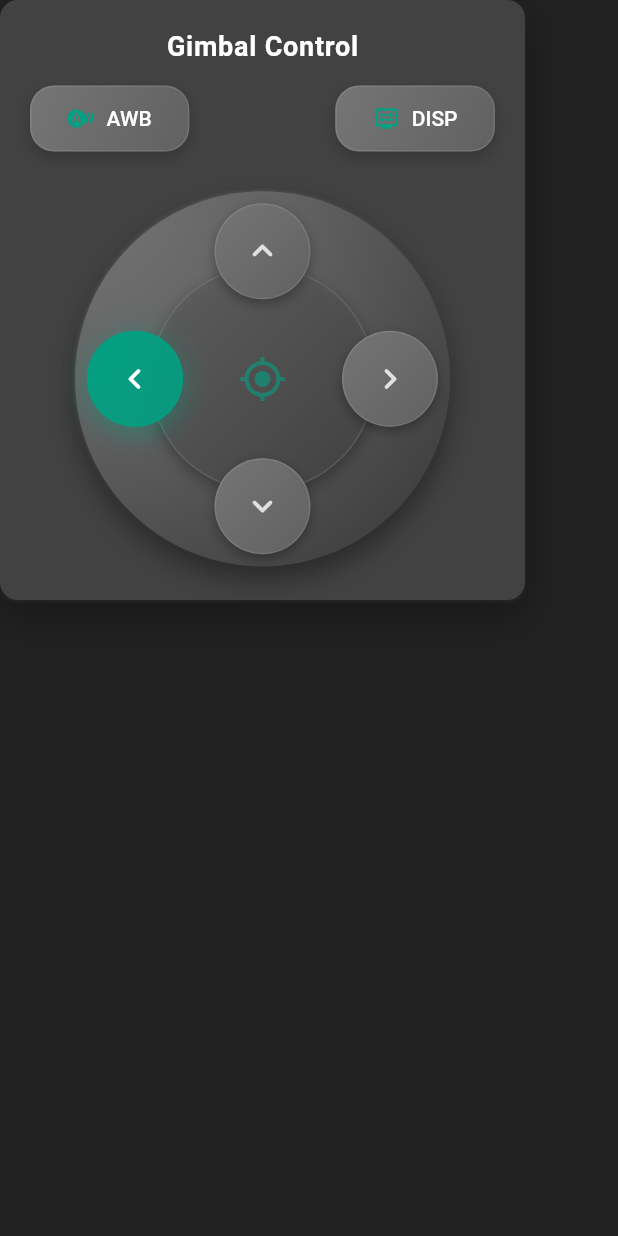
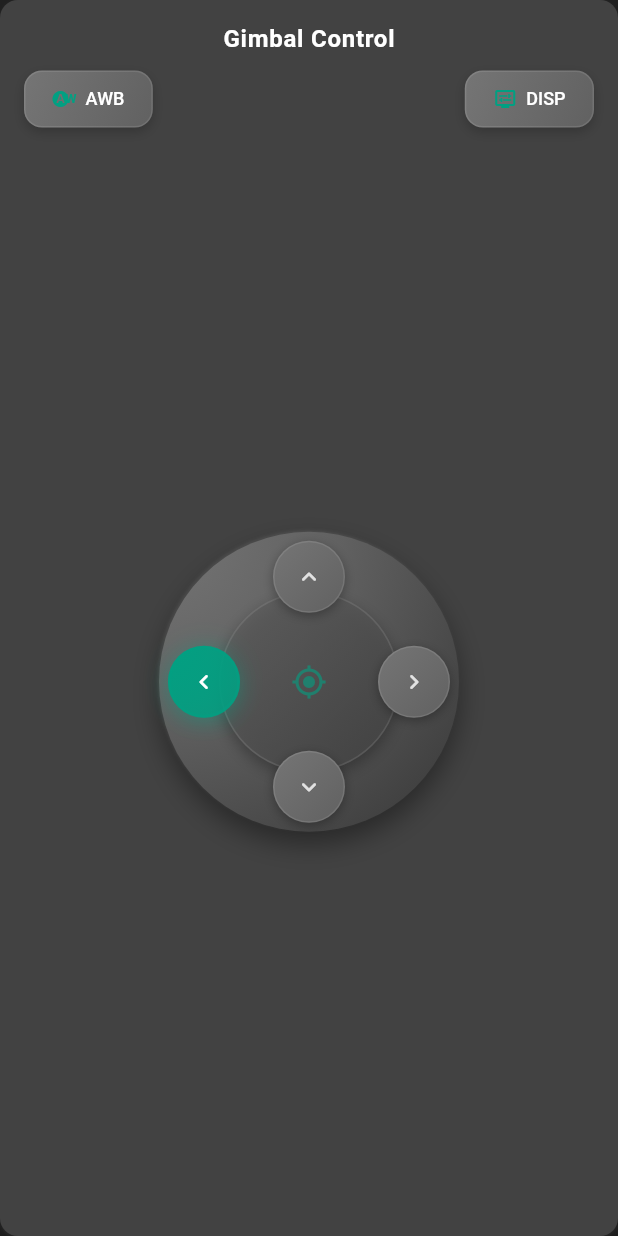
Before and after one commit to Khoa1512/GCS_RUSTECHS, a Flutter app: the ControlPanelWidget widget shown alone on an empty page, opened directly, on a phone screen of 412 x 824 dp. Run offline on Flutter 3.47's test engine with Material 3 defaults, Android fonts, the phone set to English and light mode, and no system bars; our stand-ins replace flutter_compass, flutter_easyloading, flutter_map, glass_kit, go_router, latlong2; Roboto replaces fonts that are missing (Merriweather).

Commit message:
Make control panels more compact and responsive

```diff
--- a/lib/presentation/widget/custom/control_panel_widget.dart
+++ b/lib/presentation/widget/custom/control_panel_widget.dart
@@ -37,8 +37,8 @@ class _ControlPanelWidgetState extends State<ControlPanelWidget>
 
   Widget _buildControlPanel() {
     return Container(
-      height: 400,
-      width: 350,
+      height: double.infinity,
+      width: double.infinity,
       decoration: BoxDecoration(
         borderRadius: BorderRadius.circular(12),
         color: Colors.grey.shade800,
@@ -56,21 +56,20 @@ class _ControlPanelWidgetState extends State<ControlPanelWidget>
         ],
       ),
       child: Padding(
-        padding: const EdgeInsets.all(20.0),
+        padding: const EdgeInsets.all(16.0), // Reduced from 20
         child: Column(
           children: [
-            // Header với title
+            // Header với title - more compact
             Text(
               'Gimbal Control',
               style: TextStyle(
                 color: Colors.white,
-                fontSize: 18,
+                fontSize: 16, // Reduced from 18
                 fontWeight: FontWeight.w600,
                 letterSpacing: 0.5,
               ),
             ),
-            SizedBox(height: 16),
-
+            SizedBox(height: 12), // Reduced from 16
             // AWB and DISP buttons - Modern design
             Row(
               mainAxisAlignment: MainAxisAlignment.spaceBetween,
@@ -92,14 +91,13 @@ class _ControlPanelWidgetState extends State<ControlPanelWidget>
                 ),
               ],
             ),
-            SizedBox(height: 24),
-
-            // Modern Circular directional control
+            SizedBox(height: 16), // Reduced from 24
+            // Modern Circular directional control - more compact
             Expanded(
               child: Center(
                 child: Container(
-                  width: 250,
-                  height: 250,
+                  width: 200, // Reduced from 250
+                  height: 200, // Reduced from 250
                   decoration: BoxDecoration(
                     shape: BoxShape.circle,
                     gradient: RadialGradient(
@@ -129,8 +127,8 @@ class _ControlPanelWidgetState extends State<ControlPanelWidget>
                       // Inner circle với glassmorphism
                       Center(
                         child: Container(
-                          width: 150,
-                          height: 150,
+                          width: 120, // Reduced from 150
+                          height: 120, // Reduced from 150
                           decoration: BoxDecoration(
                             shape: BoxShape.circle,
                             gradient: LinearGradient(
@@ -159,7 +157,7 @@ class _ControlPanelWidgetState extends State<ControlPanelWidget>
                               color: AppColors.primaryColor.withValues(
                                 alpha: 0.6,
                               ),
-                              size: 32,
+                              size: 24, // Reduced from 32
                             ),
                           ),
                         ),
@@ -207,9 +205,12 @@ class _ControlPanelWidgetState extends State<ControlPanelWidget>
       onTap: onTap,
       child: AnimatedContainer(
         duration: Duration(milliseconds: 200),
-        padding: EdgeInsets.symmetric(horizontal: 24, vertical: 12),
+        padding: EdgeInsets.symmetric(
+          horizontal: 18,
+          vertical: 10,
+        ), // Reduced padding
         decoration: BoxDecoration(
-          borderRadius: BorderRadius.circular(16),
+          borderRadius: BorderRadius.circular(12), // Slightly smaller radius
           gradient: LinearGradient(
             begin: Alignment.topLeft,
             end: Alignment.bottomRight,
@@ -231,13 +232,13 @@ class _ControlPanelWidgetState extends State<ControlPanelWidget>
               color: isSelected
                   ? AppColors.primaryColor.withValues(alpha: 0.3)
                   : Colors.black.withValues(alpha: 0.2),
-              blurRadius: isSelected ? 10 : 8,
-              offset: Offset(0, 4),
+              blurRadius: isSelected ? 8 : 6, // Reduced blur
+              offset: Offset(0, 3), // Reduced offset
             ),
             if (isSelected)
               BoxShadow(
                 color: AppColors.primaryColor.withValues(alpha: 0.2),
-                blurRadius: 16,
+                blurRadius: 12, // Reduced blur
                 offset: Offset(0, 0),
               ),
           ],
@@ -248,15 +249,15 @@ class _ControlPanelWidgetState extends State<ControlPanelWidget>
             Icon(
               icon,
               color: isSelected ? Colors.white : AppColors.primaryColor,
-              size: 18,
+              size: 16, // Reduced from 18
             ),
-            SizedBox(width: 8),
+            SizedBox(width: 6), // Reduced from 8
             Text(
               text,
               style: TextStyle(
                 color: Colors.white,
                 fontWeight: isSelected ? FontWeight.w600 : FontWeight.w500,
-                fontSize: 14,
+                fontSize: 12, // Reduced from 14
               ),
             ),
           ],
@@ -286,9 +287,9 @@ class _ControlPanelWidgetState extends State<ControlPanelWidget>
         },
         child: AnimatedContainer(
           duration: Duration(milliseconds: 200),
-          width: 64,
-          height: 64,
-          margin: EdgeInsets.all(8),
+          width: 48, // Reduced from 64
+          height: 48, // Reduced from 64
+          margin: EdgeInsets.all(6), // Reduced from 8
           decoration: BoxDecoration(
             shape: BoxShape.circle,
             gradient: isSelected
@@ -316,13 +317,13 @@ class _ControlPanelWidgetState extends State<ControlPanelWidget>
                 color: isSelected
                     ? AppColors.primaryColor.withValues(alpha: 0.3)
                     : Colors.black.withValues(alpha: 0.3),
-                blurRadius: isSelected ? 12 : 6,
-                offset: Offset(0, isSelected ? 6 : 3),
+                blurRadius: isSelected ? 10 : 5, // Reduced blur
+                offset: Offset(0, isSelected ? 4 : 2), // Reduced offset
               ),
               if (isSelected)
                 BoxShadow(
                   color: AppColors.primaryColor.withValues(alpha: 0.2),
-                  blurRadius: 20,
+                  blurRadius: 16,
                   offset: Offset(0, 0),
                 ),
             ],
@@ -332,7 +333,7 @@ class _ControlPanelWidgetState extends State<ControlPanelWidget>
             color: isSelected
                 ? Colors.white
                 : Colors.white.withValues(alpha: 0.8),
-            size: 28,
+            size: 20, // Reduced from 28
           ),
         ),
       ),
```
Also changed, not shown: lib/presentation/widget/drone/camera_quality_setting.dart (+19 -8 lines), lib/presentation/widget/drone/drone_information_item.dart (+24 -9 lines), lib/presentation/widget/drone/drone_information_section.dart (+21 -2 lines), lib/presentation/widget/drone/resolution_setting.dart (+4 -3 lines).
